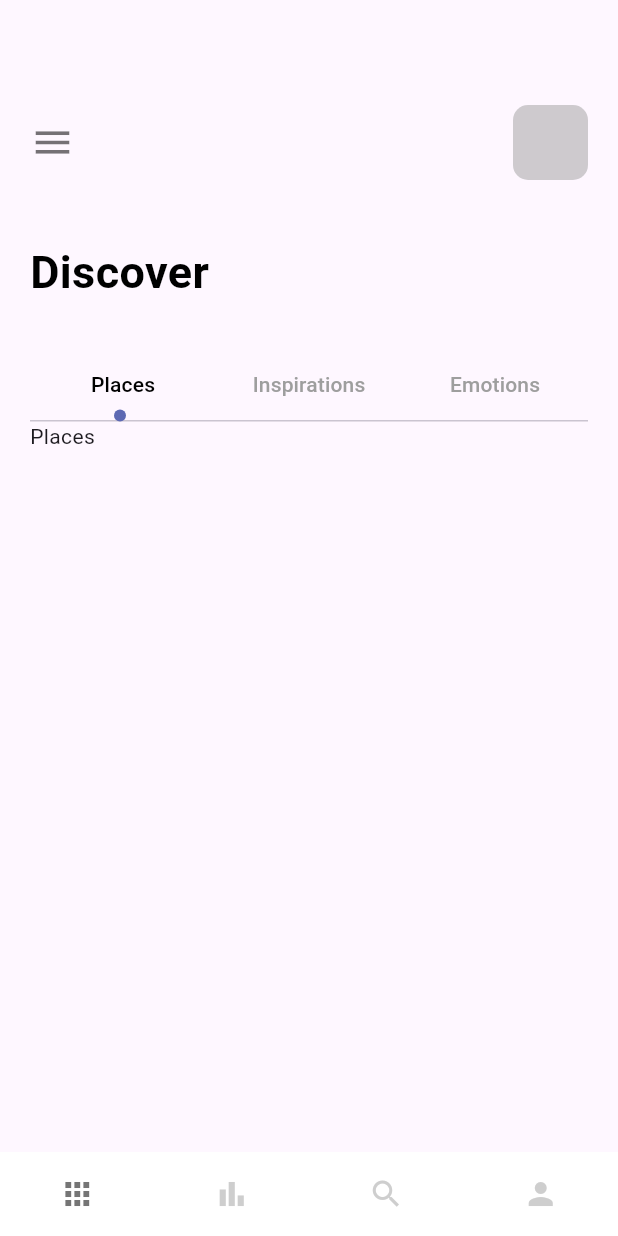
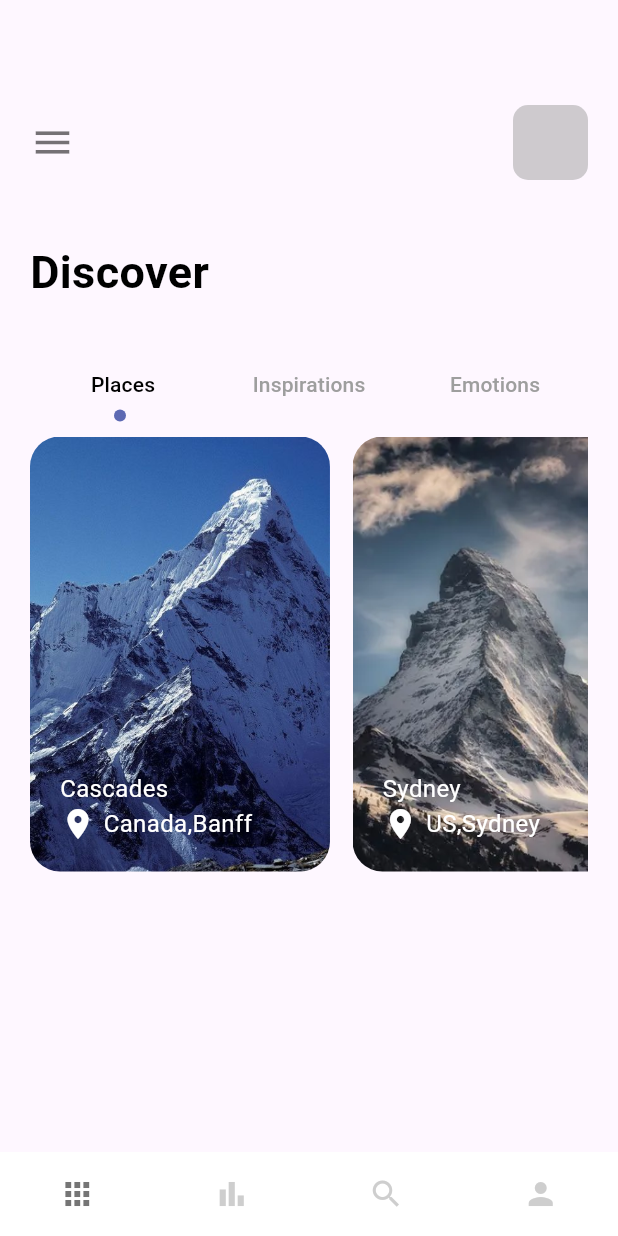
Before and after one commit to mahmoodhamdi/travel_app, a Flutter app: the screen it shows after launch, on a phone screen of 412 x 824 dp. Run offline on Flutter 3.47's test engine with Material 3 defaults, Android fonts, the phone set to English and light mode, and no system bars.

Commit message:
finish places tab view

```diff
--- /dev/null
+++ b/lib/features/home/data/model/place_model.dart
@@ -0,0 +1,6 @@
+class PlaceModel {
+  final String name;
+  final String image;
+  final String location;
+  PlaceModel({required this.name, required this.image, required this.location});
+}
--- a/lib/features/home/ui/views/home_view.dart
+++ b/lib/features/home/ui/views/home_view.dart
@@ -1,6 +1,8 @@
 import 'package:flutter/material.dart';
 import 'package:travel_app/core/misc/colors.dart';
 import 'package:travel_app/core/widgets/app_large_text.dart';
+import 'package:travel_app/core/widgets/app_text.dart';
+import 'package:travel_app/features/home/data/model/place_model.dart';
 
 class HomeView extends StatefulWidget {
   const HomeView({super.key});
@@ -13,6 +15,23 @@ class _HomeViewState extends State<HomeView> with TickerProviderStateMixin {
   @override
   Widget build(BuildContext context) {
     TabController tabController = TabController(length: 3, vsync: this);
+    List<PlaceModel> places = [
+      PlaceModel(
+        name: "Cascades",
+        image: "assets/images/mountain.jpeg",
+        location: "Canada,Banff",
+      ),
+      PlaceModel(
+        name: "Sydney",
+        image: "assets/images/us.webp",
+        location: "US,Sydney",
+      ),
+      PlaceModel(
+        name: "Cascades",
+        image: "assets/images/mountain.jpeg",
+        location: "Canada,Banff",
+      ),
+    ];
     return Scaffold(
         body: Padding(
       padding: const EdgeInsets.only(top: 70.0, left: 20, right: 20),
@@ -54,6 +73,7 @@ class _HomeViewState extends State<HomeView> with TickerProviderStateMixin {
                 color: AppColors.mainColor,
                 radius: 4,
               ),
+              dividerHeight: 0,
               controller: tabController,
               tabs: const [
                 Tab(
@@ -72,9 +92,51 @@ class _HomeViewState extends State<HomeView> with TickerProviderStateMixin {
             height: 300,
             width: double.maxFinite,
             child: TabBarView(controller: tabController, children: [
-              Container(
-                child: const Text("Places"),
-              ),
+              ListView.builder(
+                  itemCount: places.length,
+                  scrollDirection: Axis.horizontal,
+                  itemBuilder: (context, index) {
+                    return Container(
+                      margin: const EdgeInsets.only(right: 15, top: 10),
+                      width: 200,
+                      height: 300,
+                      decoration: BoxDecoration(
+                          borderRadius: BorderRadius.circular(20),
+                          image: DecorationImage(
+                            image: AssetImage(places[index].image),
+                            fit: BoxFit.cover,
+                          )),
+                      child: Padding(
+                        padding: const EdgeInsets.only(bottom: 20.0, left: 20),
+                        child: Column(
+                          mainAxisAlignment: MainAxisAlignment.end,
+                          crossAxisAlignment: CrossAxisAlignment.start,
+                          children: [
+                            AppText(
+                              text: places[index].name,
+                              color: Colors.white,
+                            ),
+                            Row(
+                              mainAxisAlignment: MainAxisAlignment.start,
+                              children: [
+                                const Icon(
+                                  Icons.location_on,
+                                  color: Colors.white,
+                                ),
+                                const SizedBox(
+                                  width: 5,
+                                ),
+                                AppText(
+                                  text: places[index].location,
+                                  color: Colors.white,
+                                ),
+                              ],
+                            ),
+                          ],
+                        ),
+                      ),
+                    );
+                  }),
               Container(
                 child: const Text("Inspirations"),
               ),
```
Also changed, not shown: assets/images/us.webp (added).
